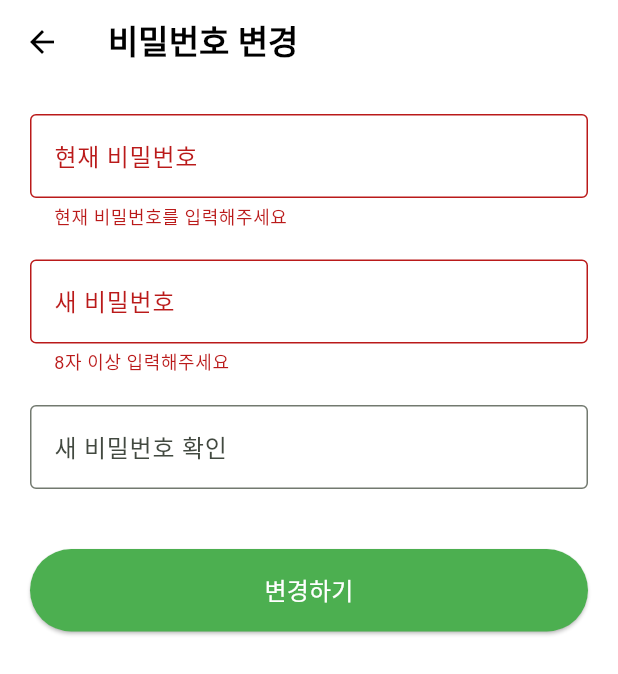
After one commit to book2002/book-FE, a Flutter app: the PasswordChangePage screen opened directly, after a tap on "변경하기", on a phone screen of 412 x 824 dp. The commit adds this screen. Shown: the top 674 px of the screen. Run offline on Flutter 3.47's test engine with Material 3 defaults, Android fonts, the phone set to English and light mode, and no system bars; our stand-ins replace flutter_secure_storage, font_awesome_flutter, image_picker, table_calendar; missing offline and left inert: flutter_inappwebview; accounts and stored records are empty.

Commit message:
feat: 계정 관리+프로필 수정 기능 추가

```diff
--- /dev/null
+++ b/lib/screens/profile/password_change_page.dart
@@ -0,0 +1,108 @@
+import 'package:flutter/material.dart';
+import 'package:flutter_app/service/auth_service.dart';
+
+class PasswordChangePage extends StatefulWidget {
+  const PasswordChangePage({Key? key}) : super(key: key);
+
+  @override
+  State<PasswordChangePage> createState() => _PasswordChangePageState();
+}
+
+class _PasswordChangePageState extends State<PasswordChangePage> {
+  final _formKey = GlobalKey<FormState>();
+  final _oldPasswordController = TextEditingController();
+  final _newPasswordController = TextEditingController();
+  final _confirmPasswordController = TextEditingController();
+  final AuthService _authService = AuthService();
+
+  bool _isLoading = false;
+
+  @override
+  void dispose() {
+    _oldPasswordController.dispose();
+    _newPasswordController.dispose();
+    _confirmPasswordController.dispose();
+    super.dispose();
+  }
+
+  void _submit() async {
+    if (!_formKey.currentState!.validate()) return;
+
+    setState(() { _isLoading = true; });
+
+    final success = await _authService.changePassword(
+      _oldPasswordController.text,
+      _newPasswordController.text,
+    );
+
+    if (!mounted) return;
+    setState(() { _isLoading = false; });
+
+    if (success) {
+      ScaffoldMessenger.of(context).showSnackBar(const SnackBar(content: Text("비밀번호가 변경되었습니다.")));
+      Navigator.pop(context);
+    } else {
+      ScaffoldMessenger.of(context).showSnackBar(const SnackBar(content: Text("비밀번호 변경 실패 (기존 비밀번호를 확인해주세요)")));
+    }
+  }
+
+  @override
+  Widget build(BuildContext context) {
+    return Scaffold(
+      resizeToAvoidBottomInset: true,
+      backgroundColor: Colors.white,
+      appBar: AppBar(
+        title: const Text("비밀번호 변경", style: TextStyle(color: Colors.black, fontWeight: FontWeight.bold)),
+        backgroundColor: Colors.white,
+        elevation: 0,
+        foregroundColor: Colors.black,
+      ),
+      body: SafeArea(
+        child: SingleChildScrollView(
+          padding: const EdgeInsets.all(20.0),
+          child: Form(
+            key: _formKey,
+            child: Column(
+              children: [
+                TextFormField(
+                  controller: _oldPasswordController,
+                  obscureText: true,
+                  decoration: const InputDecoration(labelText: "현재 비밀번호", border: OutlineInputBorder()),
+                  validator: (val) => val!.isEmpty ? "현재 비밀번호를 입력해주세요" : null,
+                ),
+                const SizedBox(height: 20),
+                TextFormField(
+                  controller: _newPasswordController,
+                  obscureText: true,
+                  decoration: const InputDecoration(labelText: "새 비밀번호", border: OutlineInputBorder()),
+                  validator: (val) => val!.length < 8 ? "8자 이상 입력해주세요" : null,
+                ),
+                const SizedBox(height: 20),
+                TextFormField(
+                  controller: _confirmPasswordController,
+                  obscureText: true,
+                  decoration: const InputDecoration(labelText: "새 비밀번호 확인", border: OutlineInputBorder()),
+                  validator: (val) => val != _newPasswordController.text ? "비밀번호가 일치하지 않습니다" : null,
+                ),
+                const SizedBox(height: 40),
+                SizedBox(
+                  width: double.infinity,
+                  child: ElevatedButton(
+                    onPressed: _isLoading ? null : _submit,
+                    style: ElevatedButton.styleFrom(
+                      backgroundColor: Colors.green,
+                      padding: const EdgeInsets.symmetric(vertical: 16),
+                    ),
+                    child: _isLoading
+                      ? const CircularProgressIndicator(color: Colors.white)
+                      : const Text("변경하기", style: TextStyle(color: Colors.white, fontSize: 16)),
+                  ),
+                )
+              ],
+            ),
+          ),
+        ),
+      )
+    );
+  }
+}
```
Also changed, not shown: lib/screens/profile/profile_edit_page.dart (added, +171 -0 lines), lib/screens/profile_screen.dart (+159 -3 lines), lib/service/auth_service.dart (+80 -0 lines).
